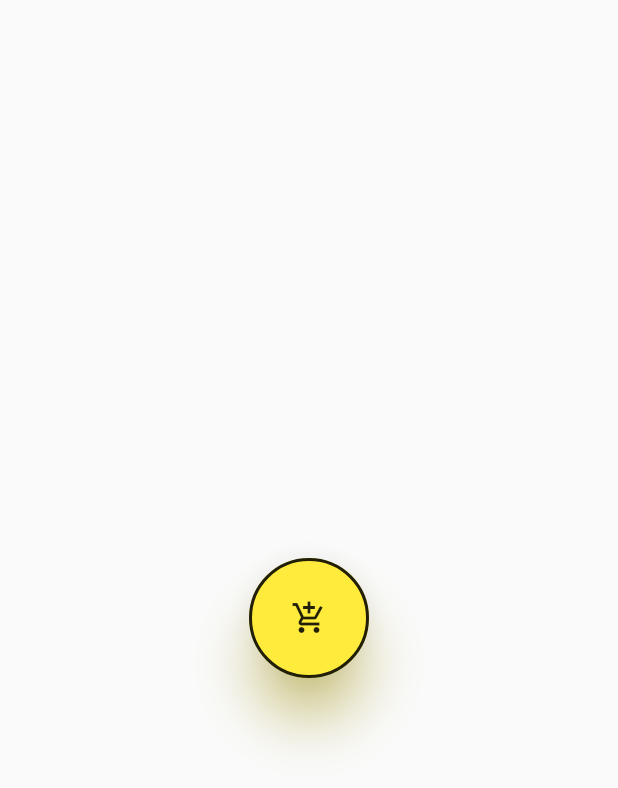
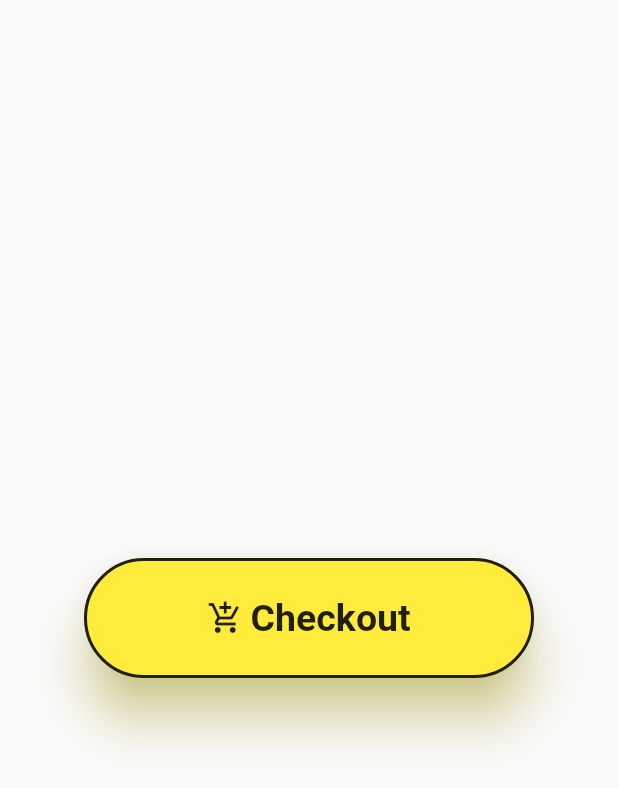
Before and after one commit to moekyawsoe/flutter-programs, a Flutter app: the screen it shows after launch, on a phone screen of 412 x 824 dp. Shown: the top 788 px of the screen. Run offline on Flutter 3.47's test engine with Material 2 defaults, Android fonts, the phone set to English and light mode, and no system bars; our stand-ins replace font_awesome_flutter.

Commit message:
button with icon

```diff
--- a/flutter_programs/lib/Dashboard.dart
+++ b/flutter_programs/lib/Dashboard.dart
@@ -10,8 +10,10 @@ class Dashboard extends StatelessWidget {
   Widget build(BuildContext context) {
     return Scaffold(
         body: Center(
-      child: ElevatedButton(
+      child: ElevatedButton.icon(
         onPressed: () {},
+        icon: const Icon(Icons.add_shopping_cart_outlined),
+        label: const Text("Checkout"),
         style: ElevatedButton.styleFrom(
             padding: const EdgeInsets.all(20.0),
             fixedSize: const Size(300, 80),
@@ -22,8 +24,8 @@ class Dashboard extends StatelessWidget {
             elevation: 15,
             shadowColor: Colors.yellow,
             side: const BorderSide(color: Colors.black87, width: 2),
-            shape: const CircleBorder()),
-        child: const Icon(Icons.add_shopping_cart_outlined),
+            shape: const StadiumBorder()),
+        // child: const Icon(Icons.add_shopping_cart_outlined),
       ),
     ));
   }
```
